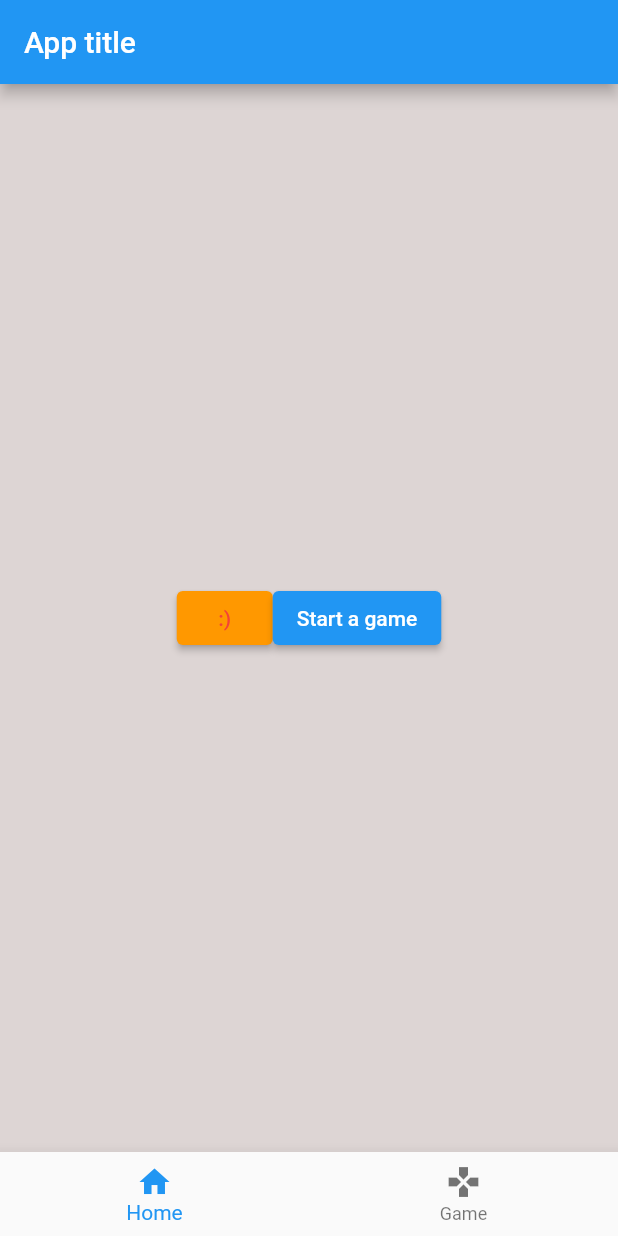
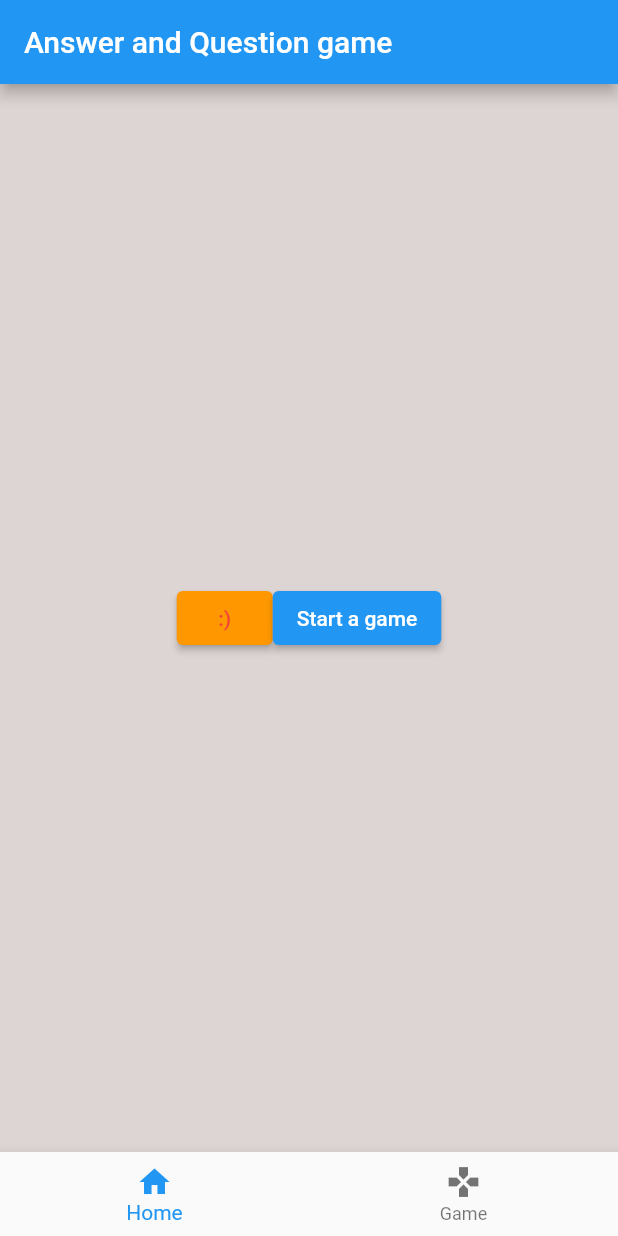
Before and after one commit to Ferchke7/Flutter_QAGame, a Flutter app: the screen it shows after launch, on a phone screen of 412 x 824 dp. Run offline on Flutter 3.47's test engine with Material 2 defaults, Android fonts, the phone set to English and light mode, and no system bars.

Commit message:
changed a title

```diff
--- a/lib/main.dart
+++ b/lib/main.dart
@@ -38,7 +38,7 @@ class _MyAppExtensionState extends State<MyAppExtension> {
   Widget build(BuildContext context) {
     return Scaffold(
       appBar: AppBar(
-        title: const Text('App title'),
+        title: const Text('Answer and Question game'),
       ),
       body: Center(
         child: currentIndex == 0
@@ -176,6 +176,7 @@ class _QuestionPageState extends State<QuestionPage> {
             SizedBox(height: 16),
             if (!isAnswered)
               Column(
+
                 children: [
                   RadioListTile(
                     title: Text(currentQuestion['A'] ?? ''),
```
